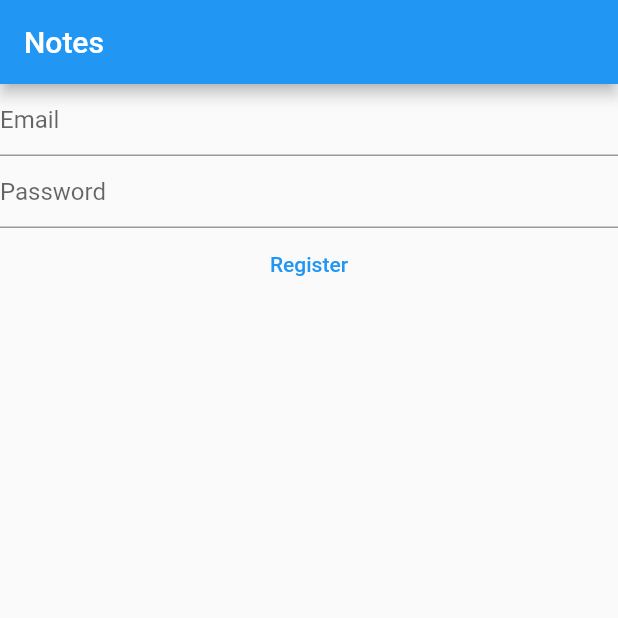
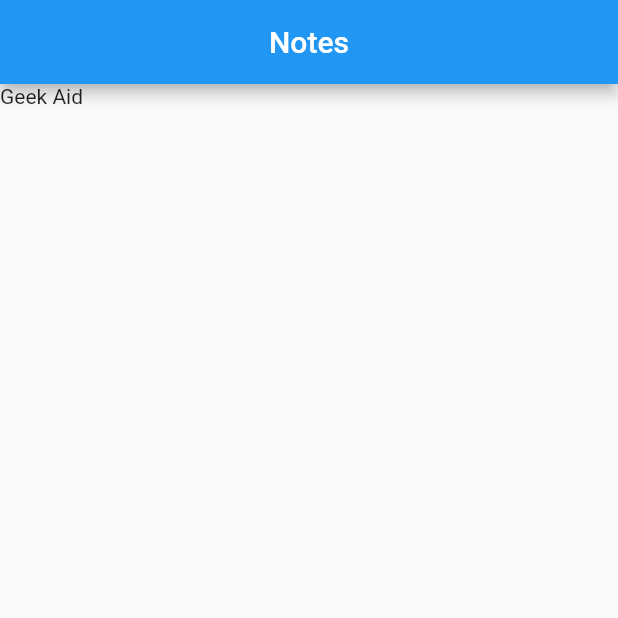
Before and after one commit to Hiteshpatel10/my-notes, a Flutter app: the screen it shows after launch, on a phone screen of 412 x 824 dp, the top half of it. Run offline on Flutter 3.47's test engine with Material 2 defaults, Android fonts, the phone set to English and light mode, and no system bars; our stand-ins replace firebase_auth, firebase_core; accounts and stored records are empty.

```diff
--- a/lib/main.dart
+++ b/lib/main.dart
@@ -1,6 +1,7 @@
+import 'package:firebase_auth/firebase_auth.dart';
 import 'package:firebase_core/firebase_core.dart';
 import 'package:flutter/material.dart';
-import 'package:firebase_auth/firebase_auth.dart';
+
 import 'firebase_options.dart';
 
 void main() {
@@ -23,36 +24,17 @@ class MyApp extends StatelessWidget {
   }
 }
 
-class HomePage extends StatefulWidget {
+class HomePage extends StatelessWidget {
   const HomePage({super.key});
-
-  @override
-  State<HomePage> createState() => _HomePageState();
-}
-
-class _HomePageState extends State<HomePage> {
-  late final TextEditingController _email;
-  late final TextEditingController _password;
-
-  @override
-  void initState() {
-    _email = TextEditingController();
-    _password = TextEditingController();
-    super.initState();
-  }
-
-  @override
-  void dispose() {
-    _email.dispose();
-    _password.dispose();
-    super.dispose();
-  }
 
   @override
   Widget build(BuildContext context) {
     return Scaffold(
       appBar: AppBar(
-        title: const Text("Notes"),
+        title: const Text(
+          "Notes",
+        ),
+        centerTitle: true,
       ),
       body: FutureBuilder(
         future: Firebase.initializeApp(
@@ -60,33 +42,14 @@ class _HomePageState extends State<HomePage> {
         builder: (context, snapshot) {
           switch (snapshot.connectionState) {
             case ConnectionState.done:
-              return Column(children: [
-                TextField(
-                  controller: _email,
-                  keyboardType: TextInputType.emailAddress,
-                  autocorrect: false,
-                  enableSuggestions: false,
-                  decoration: const InputDecoration(hintText: "Email"),
-                ),
-                TextField(
-                  controller: _password,
-                  obscureText: true,
-                  autocorrect: false,
-                  enableSuggestions: false,
-                  decoration: const InputDecoration(hintText: "Password"),
-                ),
-                TextButton(
-                    onPressed: () async {
-                      final email = _email.text;
-                      final password = _password.text;
+              final user = FirebaseAuth.instance.currentUser;
 
-                      final userCredential = await FirebaseAuth.instance
-                          .createUserWithEmailAndPassword(
-                              email: email, password: password);
-                      print(userCredential);
-                    },
-                    child: const Text("Register"))
-              ]);
+              if (user?.emailVerified ?? false) {
+                print("Verified");
+              } else {
+                print("Not-verified");
+              }
+              return const Text("Geek Aid");
             default:
               return const Text("Loading...");
           }
```
Also changed, not shown: lib/views/login_view.dart (added, +68 -0 lines), lib/views/register_view.dart (added, +81 -0 lines).
